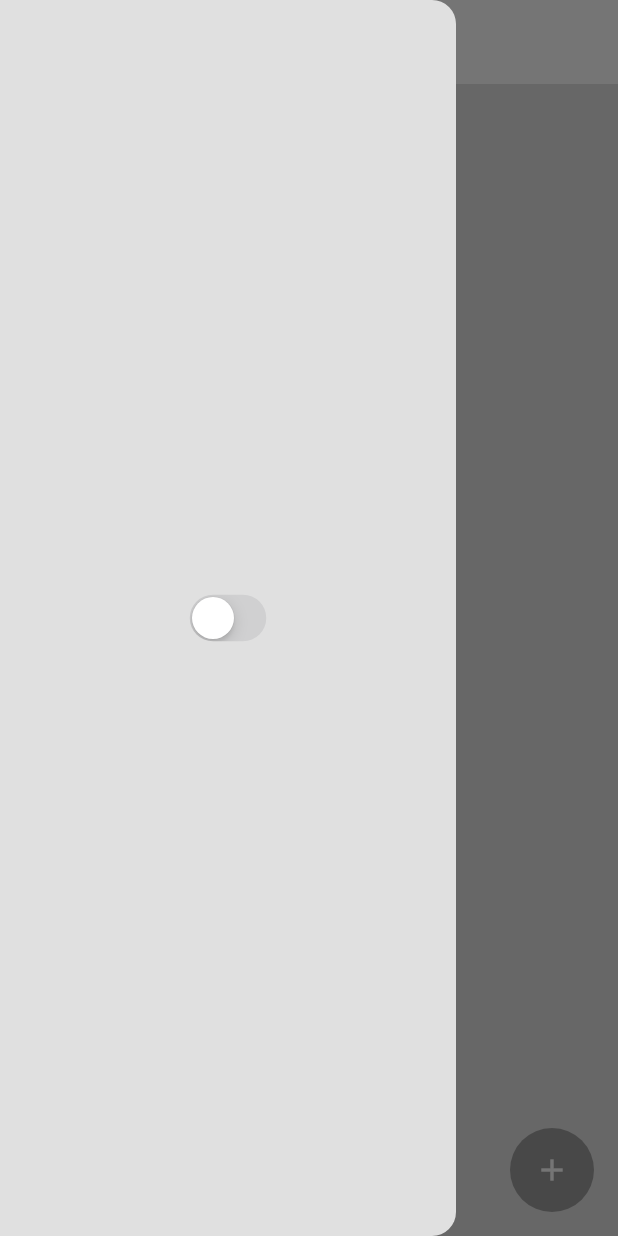
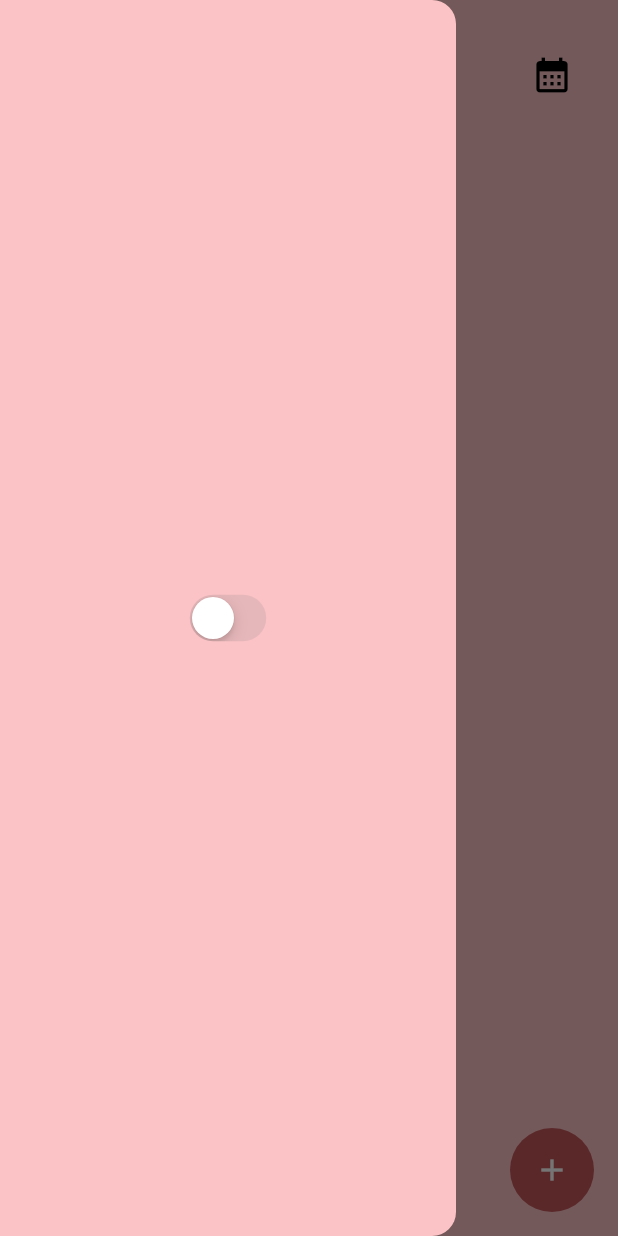
Before and after one commit to daminrido139/rabit, a Flutter app: the screen it shows after launch, with the side drawer open, on a phone screen of 412 x 824 dp. Run offline on Flutter 3.47's test engine with Material 3 defaults, Android fonts, the light colour scheme and no system bars; our stand-ins replace flutter_slidable, isar; accounts and stored records are empty; generated files the repository leaves out were written again.

Commit message:
major updates -1

```diff
--- a/lib/database/rabit_database.dart
+++ b/lib/database/rabit_database.dart
@@ -43,10 +43,10 @@ class RabitDatabase extends ChangeNotifier {
     notifyListeners();
   }
 
-  Future<void> updateHabitCompletion(int id, bool isCompleted) async {
+  Future<void> updateHabitCompletion(int id, bool check) async {
     final habit = await isar.habits.get(id);
     if (habit != null) {
-      if (isCompleted) {
+      if (check) {
         habit.completedDays.add(DateTime.now());
       } else {
         habit.completedDays.removeLast();
--- a/lib/theme/dark_mode.dart
+++ b/lib/theme/dark_mode.dart
@@ -2,11 +2,19 @@ import 'package:flutter/material.dart';
 
 ThemeData darkMode = ThemeData(
   useMaterial3: true,
-  colorScheme: ColorScheme.dark(
-    background: Colors.grey.shade900,
-    primary: Colors.grey.shade600,
-    secondary: Colors.grey.shade700,
-    tertiary: Colors.grey.shade800,
-    inversePrimary: Colors.grey.shade300,
+  colorScheme: const ColorScheme.dark(
+    background: Color.fromRGBO(126, 74, 75, 1),
+    primary: Color.fromRGBO(63, 37, 38, 1),
+    secondary: Color.fromRGBO(251, 195, 197, 1),
+    tertiary: Color.fromRGBO(189, 135, 136, 1),
+  ),
+  textTheme: const TextTheme(
+    titleLarge: TextStyle(
+      fontSize: 32,
+      fontWeight: FontWeight.w600,
+    ),
+    bodyMedium: TextStyle(
+      fontSize: 18,
+    ),
   ),
 );
--- a/lib/theme/light_mode.dart
+++ b/lib/theme/light_mode.dart
@@ -2,11 +2,19 @@ import 'package:flutter/material.dart';
 
 ThemeData lightMode = ThemeData(
   useMaterial3: true,
-  colorScheme: ColorScheme.light(
-    background: Colors.grey.shade300,
-    primary: Colors.grey.shade500,
-    secondary: Colors.grey.shade200,
-    tertiary: Colors.white,
-    inversePrimary: Colors.grey.shade900,
+  colorScheme: const ColorScheme.light(
+    background: Color.fromRGBO(251, 195, 197, 1),
+    primary: Color.fromRGBO(253, 225, 226, 1),
+    secondary: Color.fromRGBO(198, 87, 92, 1),
+    tertiary: Color.fromRGBO(189, 135, 136, 1),
+  ),
+  textTheme: const TextTheme(
+    titleLarge: TextStyle(
+      fontSize: 32,
+      fontWeight: FontWeight.w600,
+    ),
+    bodyMedium: TextStyle(
+      fontSize: 18,
+    ),
   ),
 );
--- a/pubspec.yaml
+++ b/pubspec.yaml
@@ -39,6 +39,8 @@ dependencies:
   isar: ^3.1.0+1
   isar_flutter_libs: ^3.1.0+1
   path_provider: ^2.1.2
+  intl: ^0.19.0
+  flutter_slidable: ^3.0.1
 
 dev_dependencies:
   flutter_test:
```
Also changed, not shown: lib/components/my_habit_tile.dart (added, +69 -0 lines), lib/components/my_list_tile.dart (deleted, +0 -22 lines), lib/pages/home_page.dart (+133 -8 lines), lib/util/habit_util.dart (added, +13 -0 lines), pubspec.lock.
